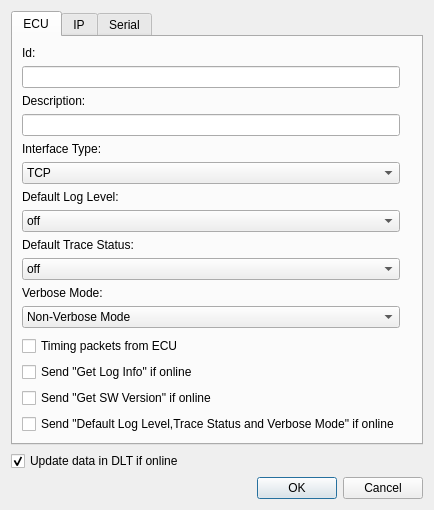
Before: the Qt Designer form src/ecudialog.ui in COVESA/dlt-viewer, drawn with Qt 5.
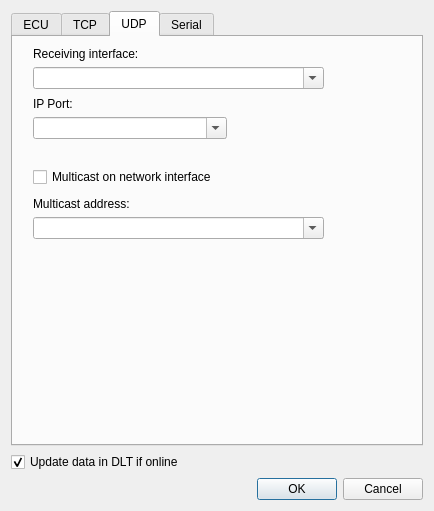
After: the same form once the commit is applied. The open tabs and pages were chosen to show the change. Icons and pictures are not drawn.

Commit message:
Add UDP Unicast / Multicast reception: - Filled Option UDP with live - Implemented reception of multicast messages
Make these settings permanent in config.ini:
- Selection of Interfacetype (TCP/UDP/Serial)
- Multicast On/Off
- Multicast reception interface
- IP Port

Enable connection timer only when a connection
should be active

<Signed-off-by: Gernot Wirschal <gernot.wirschal@bmw.de>

The edit to the form file:
```diff
--- a/src/ecudialog.ui
+++ b/src/ecudialog.ui
@@ -6,8 +6,8 @@
    <rect>
     <x>0</x>
     <y>0</y>
-    <width>392</width>
-    <height>477</height>
+    <width>398</width>
+    <height>511</height>
    </rect>
   </property>
   <property name="windowTitle">
@@ -18,7 +18,7 @@
     <normaloff>:/icons/png/face-glasses.png</normaloff>:/icons/png/face-glasses.png</iconset>
   </property>
   <layout class="QGridLayout" name="gridLayout_4">
-   <item row="1" column="0">
+   <item row="2" column="0">
     <widget class="QCheckBox" name="checkBoxUpdate">
      <property name="text">
       <string>Update data in DLT if online</string>
@@ -28,7 +28,7 @@
      </property>
     </widget>
    </item>
-   <item row="2" column="0">
+   <item row="4" column="0">
     <widget class="QDialogButtonBox" name="buttonBox">
      <property name="orientation">
       <enum>Qt::Horizontal</enum>
@@ -231,7 +231,7 @@
      </widget>
      <widget class="QWidget" name="tab_3">
       <attribute name="title">
-       <string>IP</string>
+       <string>TCP</string>
       </attribute>
       <layout class="QGridLayout" name="gridLayout_3">
        <item row="0" column="0">
@@ -319,6 +319,111 @@
        </item>
       </layout>
      </widget>
+     <widget class="QWidget" name="tab_UDP">
+      <property name="enabled">
+       <bool>true</bool>
+      </property>
+      <attribute name="title">
+       <string>UDP</string>
+      </attribute>
+      <widget class="QLabel" name="label_UDP_receiver">
+       <property name="geometry">
+        <rect>
+         <x>20</x>
+         <y>10</y>
+         <width>194</width>
+         <height>14</height>
+        </rect>
+       </property>
+       <property name="autoFillBackground">
+        <bool>false</bool>
+       </property>
+       <property name="text">
+        <string>Receiving interface:</string>
+       </property>
+      </widget>
+      <widget class="QLabel" name="label_UDP_mcastadress">
+       <property name="geometry">
+        <rect>
+         <x>20</x>
+         <y>160</y>
+         <width>194</width>
+         <height>14</height>
+        </rect>
+       </property>
+       <property name="autoFillBackground">
+        <bool>false</bool>
+       </property>
+       <property name="text">
+        <string>Multicast address:</string>
+       </property>
+      </widget>
+      <widget class="QComboBox" name="comboBoxUDP_mcastaddress">
+       <property name="geometry">
+        <rect>
+         <x>20</x>
+         <y>180</y>
+         <width>291</width>
+         <height>22</height>
+        </rect>
+       </property>
+       <property name="editable">
+        <bool>true</bool>
+       </property>
+      </widget>
+      <widget class="QComboBox" name="comboBoxNetworkIF">
+       <property name="geometry">
+        <rect>
+         <x>20</x>
+         <y>30</y>
+         <width>291</width>
+         <height>22</height>
+        </rect>
+       </property>
+       <property name="editable">
+        <bool>true</bool>
+       </property>
+      </widget>
+      <widget class="QCheckBox" name="checkBoxMulticast">
+       <property name="geometry">
+        <rect>
+         <x>20</x>
+         <y>130</y>
+         <width>194</width>
+         <height>20</height>
+        </rect>
+       </property>
+       <property name="text">
+        <string>Multicast on network interface</string>
+       </property>
+      </widget>
+      <widget class="QComboBox" name="comboBoxPortIP_UDP">
+       <property name="geometry">
+        <rect>
+         <x>20</x>
+         <y>80</y>
+         <width>194</width>
+         <height>22</height>
+        </rect>
+       </property>
+       <property name="editable">
+        <bool>true</bool>
+       </property>
+      </widget>
+      <widget class="QLabel" name="label_11">
+       <property name="geometry">
+        <rect>
+         <x>20</x>
+         <y>60</y>
+         <width>194</width>
+         <height>14</height>
+        </rect>
+       </property>
+       <property name="text">
+        <string>IP Port:</string>
+       </property>
+      </widget>
+     </widget>
      <widget class="QWidget" name="tab_2">
       <attribute name="title">
        <string>Serial</string>
```
Left out of the diff: 112 changed lines with no effect on the pictures. The commit also changes 11 other files.
